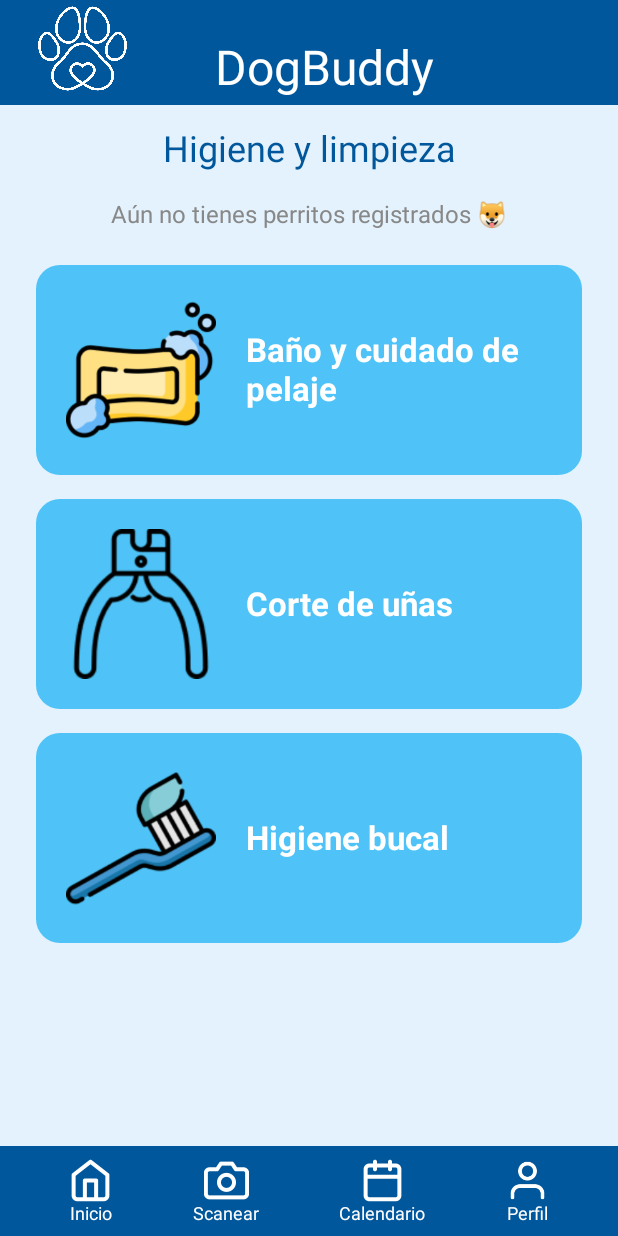
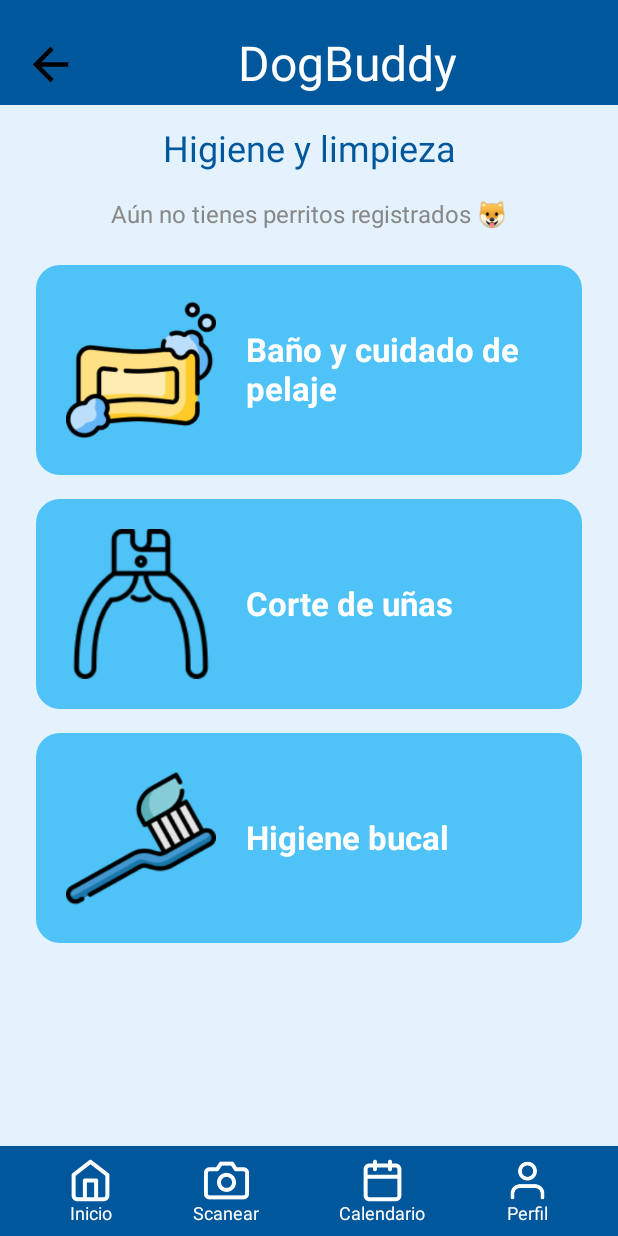
Before and after one commit to xZloy/DogBuddy, an Android app built with Jetpack Compose: the CleanScreen screen opened through its navigation route, on a phone screen of 412 x 824 dp. Run offline under Robolectric (Android 15) with nearby library versions, the phone set to English and light mode, and no system bars; our stand-ins replace Firebase (no records; nobody signed in at launch, a user with empty details on screens opened directly).

Commit message:
pet session

```diff
--- a/app/build.gradle.kts
+++ b/app/build.gradle.kts
@@ -77,6 +77,9 @@ dependencies {
     implementation ("org.tensorflow:tensorflow-lite-support:0.4.3")
     implementation ("org.tensorflow:tensorflow-lite-task-vision:0.4.3")
     implementation("androidx.navigation:navigation-compose:2.7.7")
+    implementation ("androidx.datastore:datastore-preferences:1.0.0")
+    implementation ("androidx.lifecycle:lifecycle-viewmodel-compose:2.6.0")
+    implementation ("androidx.compose.material:material-icons-extended:<latest_version>")
 
 
 }
--- a/app/src/main/java/ceti/dogbuddy/ui/screens/Clean.kt
+++ b/app/src/main/java/ceti/dogbuddy/ui/screens/Clean.kt
@@ -1,5 +1,6 @@
 package ceti.dogbuddy.ui.screens
 
+import android.content.Context
 import android.graphics.BitmapFactory
 import android.util.Base64
 import android.widget.Toast
@@ -7,38 +8,19 @@ import androidx.compose.foundation.Image
 import androidx.compose.foundation.background
 import androidx.compose.foundation.border
 import androidx.compose.foundation.clickable
-import androidx.compose.foundation.layout.Arrangement
-import androidx.compose.foundation.layout.Box
-import androidx.compose.foundation.layout.Column
-import androidx.compose.foundation.layout.Row
-import androidx.compose.foundation.layout.Spacer
-import androidx.compose.foundation.layout.fillMaxSize
-import androidx.compose.foundation.layout.fillMaxWidth
-import androidx.compose.foundation.layout.height
-import androidx.compose.foundation.layout.offset
-import androidx.compose.foundation.layout.padding
-import androidx.compose.foundation.layout.requiredHeight
-import androidx.compose.foundation.layout.requiredSize
-import androidx.compose.foundation.layout.requiredWidth
-import androidx.compose.foundation.layout.size
-import androidx.compose.foundation.layout.width
+import androidx.compose.foundation.layout.*
 import androidx.compose.foundation.shape.CircleShape
 import androidx.compose.foundation.shape.RoundedCornerShape
-import androidx.compose.material3.MaterialTheme
-import androidx.compose.material3.Scaffold
+import androidx.compose.material.icons.Icons
+import androidx.compose.material.icons.filled.ArrowBack
 import androidx.compose.material3.Text
-import androidx.compose.material3.TopAppBar
-import androidx.compose.runtime.Composable
-import androidx.compose.runtime.LaunchedEffect
-import androidx.compose.runtime.getValue
-import androidx.compose.runtime.mutableStateOf
-import androidx.compose.runtime.remember
-import androidx.compose.runtime.setValue
+import androidx.compose.runtime.*
 import androidx.compose.ui.Alignment
 import androidx.compose.ui.Modifier
 import androidx.compose.ui.draw.clip
 import androidx.compose.ui.draw.clipToBounds
 import androidx.compose.ui.graphics.Color
+import androidx.compose.ui.graphics.ImageBitmap
 import androidx.compose.ui.graphics.asImageBitmap
 import androidx.compose.ui.layout.ContentScale
 import androidx.compose.ui.platform.LocalContext
@@ -51,16 +33,19 @@ import androidx.compose.ui.unit.dp
 import androidx.compose.ui.unit.sp
 import androidx.compose.ui.window.Dialog
 import androidx.compose.ui.window.DialogProperties
+import androidx.lifecycle.viewmodel.compose.viewModel
 import androidx.navigation.NavController
-import androidx.navigation.testing.TestNavHostController
 import ceti.dogbuddy.R
 import com.google.firebase.auth.FirebaseAuth
-import com.google.firebase.firestore.FirebaseFirestore
-import kotlinx.coroutines.Dispatchers
-import kotlinx.coroutines.withContext
+import ceti.dogbuddy.ui.viewmodels.DogViewModel
+
 
 @Composable
-fun CleanScreen(navController: NavController, modifier: Modifier = Modifier) {
+fun CleanScreen(
+    navController: NavController,
+    modifier: Modifier = Modifier,
+    viewModel: DogViewModel = viewModel()
+) {
     val user = FirebaseAuth.getInstance().currentUser
     val context = LocalContext.current
     var showFullScreenImage by remember { mutableStateOf(false) }
@@ -73,34 +58,28 @@ fun CleanScreen(navController: NavController, modifier: Modifier = Modifier) {
         return
     }
 
-    val firestore = FirebaseFirestore.getInstance()
-    var dogs by remember { mutableStateOf<List<Map<String, String>>>(emptyList()) }
-    var selectedDogIndex by remember { mutableStateOf(0) }
-    var loading by remember { mutableStateOf(true) }
+    // Obtén los datos del ViewModel
+    val dogs by viewModel.dogs
+    val selectedDogIndex by viewModel.selectedDogIndex
+    val loading by viewModel.loading
 
+    // Carga las mascotas si no están cargadas
     LaunchedEffect(user.uid) {
-        withContext(Dispatchers.IO) {
-            firestore.collection("pet")
-                .whereEqualTo("userId", user.uid)
-                .get()
-                .addOnSuccessListener { result ->
-                    val loadedDogs = result.documents.mapNotNull { doc ->
-                        val name = doc.getString("name")
-                        val photoBase = doc.getString("photoBase")
-                        if (name != null && photoBase != null) mapOf("name" to name, "photoBase" to photoBase) else null
-                    }
-                    dogs = loadedDogs
-                    loading = false
-                }
-                .addOnFailureListener {
+        if (dogs.isEmpty()) {
+            viewModel.loadDogs(user.uid) {
                 Toast.makeText(context, "Error al cargar mascotas", Toast.LENGTH_SHORT).show()
-                    loading = false
             }
         }
     }
 
-    val dogName = dogs.getOrNull(selectedDogIndex)?.get("name")
-    val dogImageBitmap = dogs.getOrNull(selectedDogIndex)?.get("photoBase")?.let { base64 ->
+    // Obtén la mascota seleccionada
+    val selectedDog = remember(dogs, selectedDogIndex) {
+        dogs.getOrNull(selectedDogIndex)
+    }
+
+    // Procesa la imagen
+    val dogImageBitmap = remember(selectedDog) {
+        selectedDog?.get("photoBase")?.let { base64 ->
             try {
                 val imageBytes = Base64.decode(base64, Base64.DEFAULT)
                 val bitmapOriginal = BitmapFactory.decodeByteArray(imageBytes, 0, imageBytes.size)
@@ -110,38 +89,49 @@ fun CleanScreen(navController: NavController, modifier: Modifier = Modifier) {
                 null
             }
         }
+    }
+
     Box(
         modifier = modifier
             .fillMaxSize()
             .background(Color(0xFFE3F2FD))
     ) {
         Column(
-            modifier = Modifier
-                .fillMaxSize()
+            modifier = Modifier.fillMaxSize()
         ) {
+            // Header
             Box(
                 modifier = Modifier
                     .fillMaxWidth()
                     .height(70.dp)
                     .background(color = Color(0xff01579b)),
+                contentAlignment = Alignment.BottomCenter
             ) {
+                Row(
+                    modifier = Modifier
+                        .fillMaxWidth()
+                        .padding(horizontal = 16.dp, vertical = 8.dp),
+                    verticalAlignment = Alignment.CenterVertically
+                ) {
+                    // Flecha de regresar
                     Image(
-                    painter = painterResource(id = R.drawable.paw),
-                    contentDescription = "Paw",
+                        imageVector = Icons.Filled.ArrowBack,
+                        contentDescription = "Back",
                         modifier = Modifier
-                        .size(110.dp)
-                        .padding(bottom = 5.dp)
+                            .size(35.dp)
+                            .clickable {
+                                navController.popBackStack()
+                            }
                     )
-
+                    Spacer(modifier = Modifier.width(16.dp))
                     Text(
                         text = "DogBuddy",
                         color = Color.White,
                         style = TextStyle(fontSize = 32.sp),
-                    modifier = Modifier
-                        .align(Alignment.BottomCenter)
-                        .padding(start = 20.dp)
-                        .padding(bottom = 5.dp)
+                        modifier = Modifier.weight(1f),
+                        textAlign = TextAlign.Center
                     )
+                }
             }
 
             Spacer(modifier = Modifier.height(16.dp))
@@ -150,17 +140,20 @@ fun CleanScreen(navController: NavController, modifier: Modifier = Modifier) {
                 text = "Higiene y limpieza",
                 color = Color(0xff01579b),
                 textAlign = TextAlign.Center,
-                style = TextStyle(
-                    fontSize = 24.sp),
-                modifier = Modifier
-                    .align(alignment = Alignment.CenterHorizontally))
+                style = TextStyle(fontSize = 24.sp),
+                modifier = Modifier.align(Alignment.CenterHorizontally)
+            )
 
             Spacer(modifier = Modifier.height(20.dp))
 
+            // Sección de mascota
             if (loading) {
-                Text("Cargando perfil de tu mascota...", modifier = Modifier.align(Alignment.CenterHorizontally))
+                Text(
+                    "Cargando perfil de tu mascota...",
+                    modifier = Modifier.align(Alignment.CenterHorizontally)
+                )
             } else {
-                if (dogName != null) {
+                selectedDog?.let { dog ->
                     Row(
                         verticalAlignment = Alignment.CenterVertically,
                         modifier = Modifier.padding(horizontal = 24.dp)
@@ -187,26 +180,36 @@ fun CleanScreen(navController: NavController, modifier: Modifier = Modifier) {
                         Spacer(modifier = Modifier.width(16.dp))
                         Column(
                             modifier = Modifier.clickable {
-                                selectedDogIndex = (selectedDogIndex + 1) % dogs.size
+                                if (dogs.isNotEmpty()) {
+                                    val newIndex = (selectedDogIndex + 1) % dogs.size
+                                    viewModel.setSelectedDogIndex(newIndex)
+                                }
                             }
                         ) {
-                            Text(dogName, fontSize = 22.sp, color = Color(0xFF01579B), fontWeight = FontWeight.Bold)
-                            Text("Cambiar mascota", fontSize = 14.sp, color = Color(0xFF01579B))
+                            Text(
+                                dog["name"].orEmpty(),
+                                fontSize = 22.sp,
+                                color = Color(0xFF01579B),
+                                fontWeight = FontWeight.Bold
+                            )
+                            Text(
+                                "Cambiar mascota",
+                                fontSize = 14.sp,
+                                color = Color(0xFF01579B)
+                            )
                         }
                     }
-                } else {
-                    Text(
+                } ?: Text(
                     text = "Aún no tienes perritos registrados 🐶",
                     fontSize = 16.sp,
                     color = Color.Gray,
                     modifier = Modifier.align(Alignment.CenterHorizontally)
                 )
             }
-            }
 
             Spacer(modifier = Modifier.height(24.dp))
 
-            // Secciones
+            // Secciones de funcionalidad
             SectionButton("Baño y cuidado de pelaje", Color(0xFF4FC3F7), R.drawable.image28) {
                 navController.navigate("bath")
             }
@@ -222,10 +225,9 @@ fun CleanScreen(navController: NavController, modifier: Modifier = Modifier) {
             SectionButton("Higiene bucal", Color(0xFF4FC3F7), R.drawable.image30) {
                 navController.navigate("teeth")
             }
-
         }
 
-
+        // Bottom Navigation
         Box(
             modifier = Modifier
                 .fillMaxWidth()
@@ -238,33 +240,15 @@ fun CleanScreen(navController: NavController, modifier: Modifier = Modifier) {
                 horizontalArrangement = Arrangement.SpaceEvenly,
                 verticalAlignment = Alignment.CenterVertically
             ) {
-                BottomNavItem(
-                    icon = R.drawable.home,
-                    label = "Inicio",
-                    route = "home",
-                    navController = navController
-                )
-                BottomNavItem(
-                    icon = R.drawable.camera,
-                    label = "Scanear",
-                    route = "scaner",
-                    navController = navController
-                )
-                BottomNavItem(
-                    icon = R.drawable.calendar,
-                    label = "Calendario",
-                    route = "calendar",
-                    navController = navController
-                )
-                BottomNavItem(
-                    icon = R.drawable.user,
-                    label = "Perfil",
-                    route = "profile",
-                    navController = navController
-                )
+                BottomNavItem(R.drawable.home, "Inicio", "home", navController)
+                BottomNavItem(R.drawable.camera, "Scanear", "scaner", navController)
+                BottomNavItem(R.drawable.calendar, "Calendario", "calendar", navController)
+                BottomNavItem(R.drawable.user, "Perfil", "profile", navController)
             }
         }
     }
+
+    // Diálogo para imagen a pantalla completa
     if (showFullScreenImage && dogImageBitmap != null) {
         Dialog(
             onDismissRequest = { showFullScreenImage = false },
@@ -306,10 +290,3 @@ fun CleanScreen(navController: NavController, modifier: Modifier = Modifier) {
         }
     }
 }
-
-@Preview(widthDp = 360, heightDp = 800)
-@Composable
-private fun HigieneyLimpiezaPreview() {
-    val fakeNavController = TestNavHostController(LocalContext.current)
-    CleanScreen(navController = fakeNavController, modifier = Modifier)
-}
--- /dev/null
+++ b/app/src/main/java/ceti/dogbuddy/ui/viewmodels/DogViewModel.kt
@@ -0,0 +1,45 @@
+package ceti.dogbuddy.ui.viewmodels
+
+import android.app.Application
+import android.content.Context
+import androidx.compose.runtime.State
+import androidx.compose.runtime.mutableStateOf
+import androidx.lifecycle.AndroidViewModel
+import com.google.firebase.firestore.FirebaseFirestore
+
+class DogViewModel(application: Application) : AndroidViewModel(application) {
+    private val prefs = application.getSharedPreferences("DogBuddyPrefs", Context.MODE_PRIVATE)
+
+    private var _selectedDogIndex = mutableStateOf(prefs.getInt("selected_dog_index", 0))
+    val selectedDogIndex: State<Int> = _selectedDogIndex
+
+    private var _dogs = mutableStateOf<List<Map<String, String>>>(emptyList())
+    val dogs: State<List<Map<String, String>>> = _dogs
+
+    private var _loading = mutableStateOf(true)
+    val loading: State<Boolean> = _loading
+
+    fun setSelectedDogIndex(index: Int) {
+        _selectedDogIndex.value = index
+        prefs.edit().putInt("selected_dog_index", index).apply()
+    }
+
+    fun loadDogs(userId: String, onError: () -> Unit) {
+        _loading.value = true
+        FirebaseFirestore.getInstance().collection("pet")
+            .whereEqualTo("userId", userId)
+            .get()
+            .addOnSuccessListener { result ->
+                _dogs.value = result.documents.mapNotNull { doc ->
+                    val name = doc.getString("name")
+                    val photoBase = doc.getString("photoBase")
+                    if (name != null && photoBase != null) mapOf("name" to name, "photoBase" to photoBase) else null
+                }
+                _loading.value = false
+            }
+            .addOnFailureListener {
+                onError()
+                _loading.value = false
+            }
+    }
+}
```
Also changed, not shown: app/src/main/java/ceti/dogbuddy/ui/screens/DogViewModel.kt (added, +12 -0 lines), app/src/main/java/ceti/dogbuddy/ui/screens/Home.kt (+15 -25 lines), 1 other file. Lines whose indentation alone changed are shown as unchanged.
